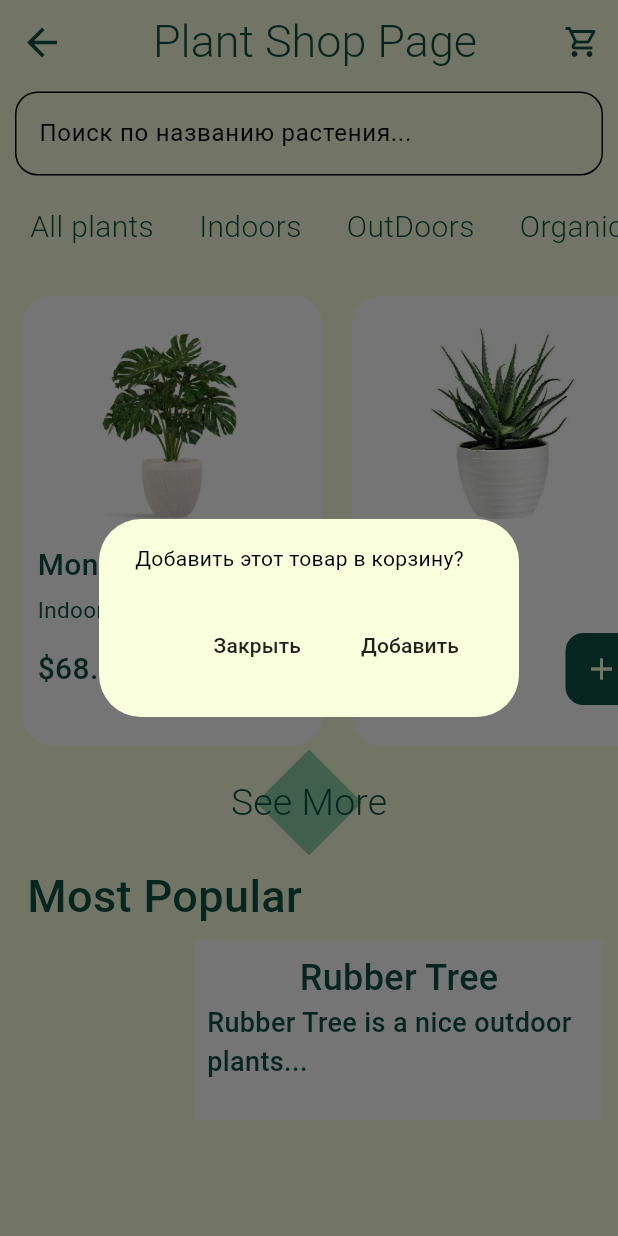
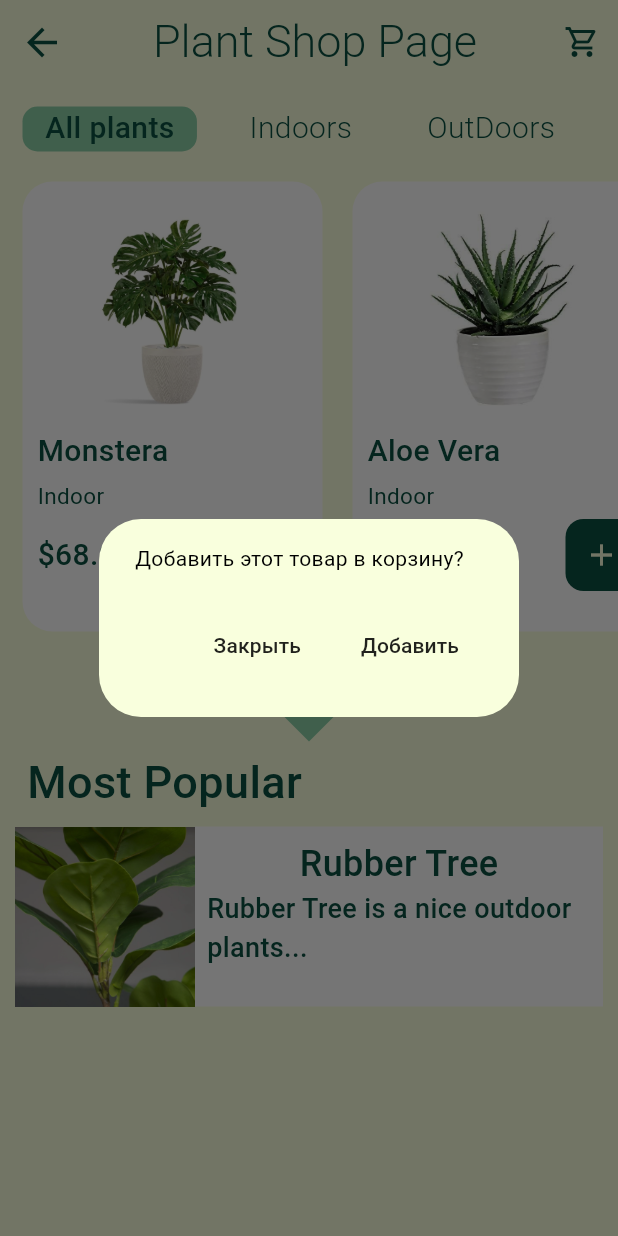
Before and after one commit to MariyaRazboynikova/4.-Plant-Shop, a Flutter app: the ShopScreen screen opened by its route, after a tap on the "add" icon, on a phone screen of 412 x 824 dp. Run offline on Flutter 3.47's test engine with Material 3 defaults, Android fonts, the phone set to English and light mode, and no system bars; our stand-ins replace google_fonts.

Commit message:
add filtr and search

```diff
--- a/lib/garden_shop/data/models/product_model.dart
+++ b/lib/garden_shop/data/models/product_model.dart
@@ -1,13 +1,13 @@
 class ProductModel {
   final String name;
   final int price;
-  final String description;
+  final String category;
   final String imagePath;
 
   ProductModel({
     required this.name,
     required this.price,
-    required this.description,
+    required this.category,
     required this.imagePath,
   });
 }
--- a/lib/garden_shop/data/repository/plant_repository.dart
+++ b/lib/garden_shop/data/repository/plant_repository.dart
@@ -7,84 +7,84 @@
     ProductModel(
       name: 'Monstera',
       price: 68,
-      description: 'Indoor',
+      category: 'Indoor',
       imagePath: 'lib/assets/monstera.jpg',
     ),
     ProductModel(
       name: 'Aloe Vera',
       price: 37,
-      description: 'Indoor',
+      category: 'Indoor',
       imagePath: 'lib/assets/aloe_vera.jpg',
     ),
     ProductModel(
       name: 'Snake Plant',
       price: 45,
-      description: 'Indoor',
+      category: 'Indoor',
       imagePath: 'lib/assets/snake_plant.jpg',
     ),
     ProductModel(
       name: 'Drakaena',
       price: 127,
-      description: 'Outdoor',
+      category: 'Outdoor',
       imagePath: 'lib/assets/drakaena.jpg',
     ),
     ProductModel(
       name: "Fiddle Leaf Fig",
-      description: "A beautiful indoor plant with large leaves.",
+      category: "Indoor",
       imagePath: "lib/assets/Fiddle Leaf Fig.webp",
       price: 30,
     ),
     ProductModel(
       name: "Monstera Deliciosa",
-      description: "A trendy plant with unique split leaves.",
+      category: "Outdoor",
       imagePath: "lib/assets/Monstera Deliciosa.jpg",
       price: 35,
     ),
     ProductModel(
       name: "Peace Lily",
-      description: "A lovely plant with elegant white flowers.",
+      category: "Indoor",
       imagePath: "lib/assets/Peace Lily.webp",
       price: 25,
     ),
     ProductModel(
       name: "Rubber Plant",
-      description: "A sturdy plant with thick, glossy leaves.",
+      category: "Indoor",
       imagePath: "lib/assets/Rubber Plant.jpg",
       price: 28,
     ),
     ProductModel(
       name: "Pothos",
-      description: "An easy-to-care-for vine plant with heart-shaped leaves.",
+      category: "Outdoor",
       imagePath: "lib/assets/Pothos.jpg",
       price: 13,
     ),
     ProductModel(
       name: "Bird of Paradise",
-      description: "A striking plant with large, banana-like leaves.",
+      category: "Outdoor",
       imagePath: "lib/assets/Bird of Paradise.jpg",
       price: 50,
     ),
     ProductModel(
       name: "ZZ Plant",
-      description: "A low-maintenance plant with shiny, dark green leaves.",
+      category: "Indoor",
       imagePath: "lib/assets/ZZ Plant.webp",
       price: 23,
     ),
     ProductModel(
       name: "Boston Fern",
-      description: "A lush, green fern that thrives in humid environments.",
+      category: "Indoor",
       imagePath: "lib/assets/Boston Fern.jpeg",
       price: 19,
     ),
     ProductModel(
       name: "Cactus",
-      description: "A drought-tolerant plant perfect for beginners.",
+      category: "Indoor",
       imagePath: "lib/assets/Cactus.jpg",
       price: 10,
     ),
     ProductModel(
       name: "Jade Plant",
-      description: "A succulent that symbolizes good luck and prosperity.",
+      category: "Outdoor",
       imagePath: "lib/assets/Jade Plant.jpg",
       price: 17,
     ),
--- a/lib/garden_shop/presentation/components/category_tile.dart
+++ b/lib/garden_shop/presentation/components/category_tile.dart
@@ -3,23 +3,31 @@
 
 class CategoryTile extends StatelessWidget {
   final String text;
+  final bool isSelected;
 
-  const CategoryTile({super.key, required this.text});
+  const CategoryTile({
+    super.key,
+    required this.text,
+    this.isSelected = false,
+  });
 
   @override
   Widget build(BuildContext context) {
     return Container(
       margin: const EdgeInsets.all(10),
-      padding: const EdgeInsets.symmetric(horizontal: 5),
+      padding: const EdgeInsets.symmetric(horizontal: 15),
       decoration: BoxDecoration(
         borderRadius: BorderRadius.circular(10),
+        color: isSelected
+            ? Theme.of(context).colorScheme.primary
+            : Colors.transparent,
       ),
       child: Text(
         text,
         style: GoogleFonts.taiHeritagePro(
           color: Theme.of(context).colorScheme.secondary,
           fontSize: 20,
-          fontWeight: FontWeight.w300,
+          fontWeight: isSelected ? FontWeight.w500 : FontWeight.w300,
         ),
       ),
     );
--- a/lib/garden_shop/presentation/components/product_tile.dart
+++ b/lib/garden_shop/presentation/components/product_tile.dart
@@ -65,7 +65,7 @@
           SizedBox(
             // height: 30, // Ограничение высоты для описания
             child: Text(
-              productModel.description,
+              productModel.category,
               style: GoogleFonts.taiHeritagePro(
                 color: Theme.of(context).colorScheme.secondary,
                 fontSize: 15,
--- a/lib/garden_shop/presentation/screens/shop_screen.dart
+++ b/lib/garden_shop/presentation/screens/shop_screen.dart
@@ -15,36 +15,14 @@
 }
 
 class _ShopScreenState extends State<ShopScreen> {
-  String searchQuery = '';
-
+  String selectedCategory = 'All plants';
   @override
   Widget build(BuildContext context) {
     final products = context.watch<PlantRepository>().plantsShop;
 
     return Scaffold(
       backgroundColor: Theme.of(context).colorScheme.surface,
-      appBar: _buildAppBar(context),
-      body: Column(
-        children: [
-          _buildSearchField(),
-          Expanded(
-            child: ListView(
-              padding: EdgeInsets.zero,
-              children: [
-                _buildCategoryList(),
-                _buildProductList(products),
-                _buildSeeMoreButton(),
-                _buildPopularProductSection(),
-              ],
-            ),
-          ),
-        ],
-      ),
-    );
-  }
-
-  AppBar _buildAppBar(BuildContext context) {
-    return AppBar(
+      appBar: AppBar(
         backgroundColor: Colors.transparent,
         elevation: 0,
         title: Center(
@@ -76,40 +54,44 @@
             size: 30,
           ),
         ),
-    );
-  }
-
-  Widget _buildSearchField() {
-    return Padding(
-      padding: const EdgeInsets.symmetric(horizontal: 10.0, vertical: 5),
-      child: TextField(
-        onChanged: (value) {
-          setState(() {
-            searchQuery = value.toLowerCase();
-          });
-        },
-        decoration: const InputDecoration(
-          hintText: 'Поиск по названию растения...',
-          border: OutlineInputBorder(
-            borderRadius: BorderRadius.all(Radius.circular(15.0)),
+      ),
+      body: Column(
+        children: [
+          Expanded(
+            child: ListView(
+              padding: EdgeInsets.zero,
+              children: [
+                _buildCategoryList(),
+                _buildProductList(products),
+                _buildSeeMoreButton(),
+                _buildPopularProductSection(),
+              ],
             ),
           ),
+        ],
       ),
     );
   }
 
   Widget _buildCategoryList() {
     return SizedBox(
-      height: 70,
+      height: 60,
       child: ListView(
         scrollDirection: Axis.horizontal,
         padding: const EdgeInsets.all(5),
-        children: [
-          CategoryTile(text: 'All plants'),
-          CategoryTile(text: 'Indoors'),
-          CategoryTile(text: 'OutDoors'),
-          CategoryTile(text: 'Organic'),
-        ],
+        children: ['All plants', 'Indoors', 'OutDoors'].map((category) {
+          return GestureDetector(
+            onTap: () {
+              setState(() {
+                selectedCategory = category;
+              });
+            },
+            child: CategoryTile(
+              text: category,
+              isSelected: selectedCategory == category,
+            ),
+          );
+        }).toList(),
       ),
     );
   }
@@ -193,21 +175,3 @@
     );
   }
 }
-
-// Widget _buildCategoryTile(String text) {
-//   return Container(
-//     margin: const EdgeInsets.all(10),
-//     padding: const EdgeInsets.symmetric(horizontal: 5),
-//     decoration: BoxDecoration(
-//       borderRadius: BorderRadius.circular(10),
-//     ),
-//     child: Text(
-//       text,
-//       style: GoogleFonts.taiHeritagePro(
-//         color: Theme.of(context).colorScheme.secondary,
-//         fontSize: 20,
-//         fontWeight: FontWeight.w300,
-//       ),
-//     ),
-//   );
-// }
```
Also changed, not shown: lib/garden_shop/presentation/screens/all_product.dart (+85 -24 lines), lib/assets/Rubber_Tree.jpeg (added). Lines whose indentation alone changed are shown as unchanged.
